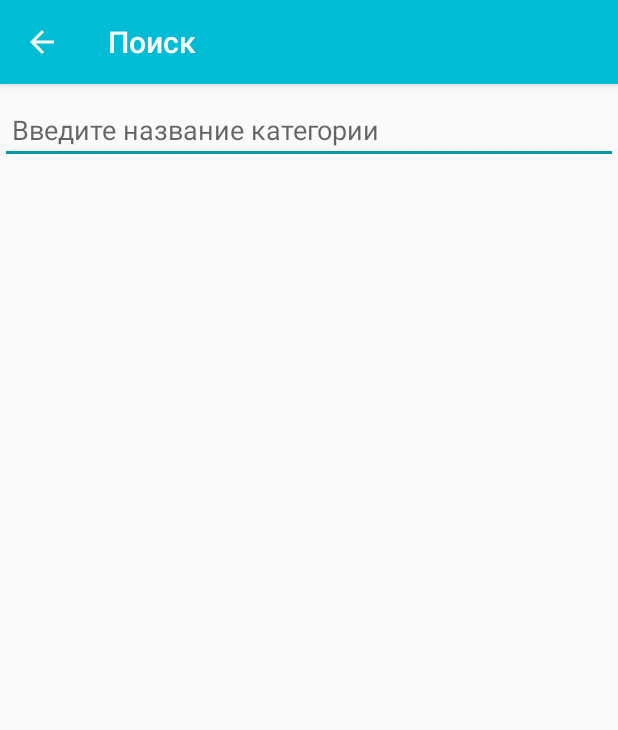
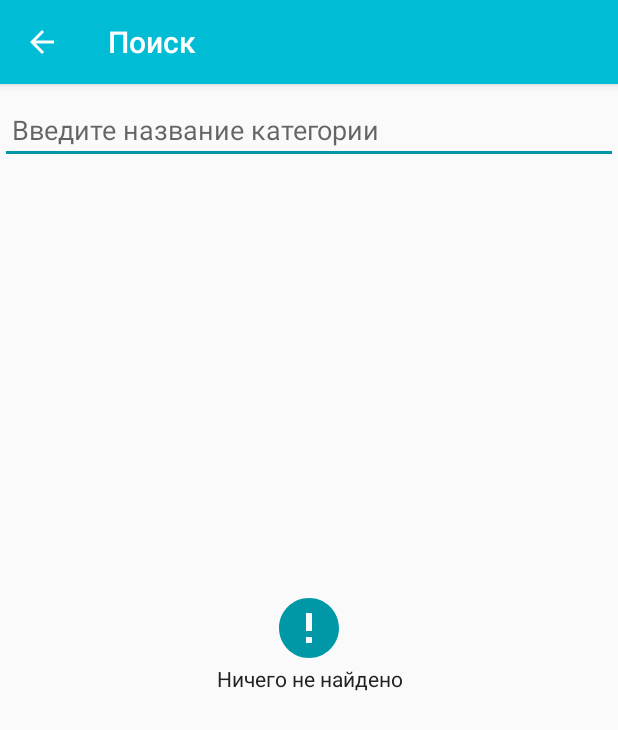
Before and after one commit to MardokUA/PythonSamples, an Android app: the SearchActivity screen opened directly, with no data from a screen before it, on a phone screen of 412 x 824 dp. Shown: the top 730 px of the screen. Run offline under Robolectric (Android 15) with nearby library versions, the phone set to English and light mode, and no system bars.

Commit message:
- search logic added;

```diff
--- a/app/src/main/AndroidManifest.xml
+++ b/app/src/main/AndroidManifest.xml
@@ -18,7 +18,8 @@
         </activity>
         <activity
             android:name=".search_activity.SearchActivity"
-            android:label="Поиск" />
+            android:label="Поиск"
+            android:windowSoftInputMode="adjustPan" />
     </application>
 
 </manifest>
--- a/app/src/main/java/com/soleren/pythonsamples/fragments/TitleFragment.java
+++ b/app/src/main/java/com/soleren/pythonsamples/fragments/TitleFragment.java
@@ -12,7 +12,7 @@ public class TitleFragment extends HierarchyFragment {
     @Override
     protected void createAdapter() {
         int viewCategory = ContentFactory.isSubMenuNeedExtendViewType() ? Const.VIEW_TYPE_NOTES : Const.VIEW_TYPE_CATEGORY;
-        mMainAdapter = new FragmentAdapter(ContentFactory.geTitlesList(), viewCategory);
+        mMainAdapter = new FragmentAdapter(ContentFactory.getTitlesList(), viewCategory);
     }
 
     @Override
--- a/app/src/main/java/com/soleren/pythonsamples/search_activity/SearchActivity.java
+++ b/app/src/main/java/com/soleren/pythonsamples/search_activity/SearchActivity.java
@@ -8,22 +8,26 @@ import android.support.v7.widget.Toolbar;
 import android.view.MenuItem;
 
 import com.soleren.pythonsamples.R;
-import com.soleren.pythonsamples.search_activity.adapter.SearchAdapter;
+import com.soleren.pythonsamples.model.Title;
 
-public class SearchActivity extends AppCompatActivity implements SearchContract.SearchView, SearchViewHolder.SearchFieldListener {
+import java.util.List;
+
+public class SearchActivity extends AppCompatActivity
+        implements SearchContract.SearchView, SearchViewHolder.SearchFieldListener {
 
     private Toolbar mToolBar;
     private SearchViewHolder mViewHolder;
-    private SearchAdapter mSearchAdapter;
+    private SearchPresenterImp mSearchPresenter;
 
     @Override
     protected void onCreate(@Nullable Bundle savedInstanceState) {
         super.onCreate(savedInstanceState);
         setContentView(R.layout.activity_search);
 
+        mSearchPresenter = new SearchPresenterImp();
+
         initToolBar();
         initViewHolder();
-        initAdapter();
     }
 
     private void initToolBar() {
@@ -40,13 +44,18 @@ public class SearchActivity extends AppCompatActivity implements SearchContract.
         mViewHolder.setSearchFieldListener(this);
     }
 
-    private void initAdapter() {
-
+    @Override
+    public void onTextChanged(String textQuery) {
+        if (mSearchPresenter != null) {
+            mSearchPresenter.onSearchRequestChanged(textQuery);
+        }
     }
 
     @Override
-    public void onTextChanged(String textQuery) {
-
+    public void updateSearchQuery(List<Title> queryTitles) {
+        if (mViewHolder != null) {
+            mViewHolder.updateQuery(queryTitles);
+        }
     }
 
     @Override
@@ -58,4 +67,16 @@ public class SearchActivity extends AppCompatActivity implements SearchContract.
         }
         return super.onOptionsItemSelected(item);
     }
+
+    @Override
+    protected void onStart() {
+        super.onStart();
+        mSearchPresenter.onBindView(this);
+    }
+
+    @Override
+    protected void onStop() {
+        super.onStop();
+        mSearchPresenter.onUnbindView(this);
+    }
 }
--- a/app/src/main/java/com/soleren/pythonsamples/search_activity/SearchContract.java
+++ b/app/src/main/java/com/soleren/pythonsamples/search_activity/SearchContract.java
@@ -1,16 +1,22 @@
 package com.soleren.pythonsamples.search_activity;
+
+import com.soleren.pythonsamples.model.Title;
+
+import java.util.List;
 
 interface SearchContract {
 
     interface Presenter {
 
+        void onBindView(SearchContract.SearchView view);
+
+        void onUnbindView(SearchContract.SearchView view);
+
+        void onSearchRequestChanged(String searchQuery);
     }
 
     interface SearchView {
 
-    }
-
-    interface Model {
-
+        void updateSearchQuery(List<Title> queryTitles);
     }
 }
--- a/app/src/main/java/com/soleren/pythonsamples/search_activity/SearchPresenterImp.java
+++ b/app/src/main/java/com/soleren/pythonsamples/search_activity/SearchPresenterImp.java
@@ -1,4 +1,43 @@
 package com.soleren.pythonsamples.search_activity;
 
-public class SearchPresenterImp implements SearchContract.Presenter {
+import com.soleren.pythonsamples.model.Title;
+import com.soleren.pythonsamples.utils.ContentFactory;
+
+import java.util.ArrayList;
+import java.util.List;
+
+class SearchPresenterImp implements SearchContract.Presenter {
+
+    private SearchContract.SearchView mSearchView;
+    private List<Title> mQueryList;
+
+    SearchPresenterImp() {
+        mQueryList = new ArrayList<>(250);
+    }
+
+    public void onBindView(SearchContract.SearchView view) {
+        mSearchView = view;
+    }
+
+    @Override
+    public void onUnbindView(SearchContract.SearchView view) {
+        mSearchView = null;
+    }
+
+    @Override
+    public void onSearchRequestChanged(String searchQuery) {
+        mQueryList.clear();
+        if (searchQuery.length() > 2) {
+            for (Title title : ContentFactory.getTitleList()) {
+                if (title.getTitle() != null && !title.getTitle().isEmpty() && !title.getTitleContent().isEmpty()) {
+                    if (title.getTitle().toLowerCase().contains(searchQuery.toLowerCase())) {
+                        mQueryList.add(title);
+                    }
+                }
+            }
+        }
+        if (mSearchView != null) {
+            mSearchView.updateSearchQuery(mQueryList);
+        }
+    }
 }
--- a/app/src/main/java/com/soleren/pythonsamples/search_activity/SearchViewHolder.java
+++ b/app/src/main/java/com/soleren/pythonsamples/search_activity/SearchViewHolder.java
@@ -1,25 +1,35 @@
 package com.soleren.pythonsamples.search_activity;
 
 import android.support.v7.widget.AppCompatEditText;
+import android.support.v7.widget.LinearLayoutManager;
 import android.support.v7.widget.RecyclerView;
 import android.text.Editable;
 import android.text.TextWatcher;
+import android.util.Log;
 import android.view.View;
 import android.widget.ImageView;
 import android.widget.TextView;
 
 import com.soleren.pythonsamples.R;
+import com.soleren.pythonsamples.model.Title;
+import com.soleren.pythonsamples.search_activity.adapter.SearchAdapter;
+
+import java.util.List;
 
 class SearchViewHolder {
 
+    private static String LOG_TAG = SearchViewHolder.class.getName();
+
     private AppCompatEditText mSearchField;
     private ImageView mSearchErrorImage;
-    private TextView mSearchText;
+    private TextView mSearchErrorText;
     private RecyclerView mRecycler;
 
+    private SearchAdapter mSearchAdapter;
     private SearchFieldListener mSearchFieldListener;
 
     private SearchViewHolder() {
+        mSearchAdapter = new SearchAdapter();
     }
 
     static SearchViewHolder initViewHolder() {
@@ -27,11 +37,20 @@ class SearchViewHolder {
     }
 
     SearchViewHolder withContainer(View container) {
-        mSearchField = (AppCompatEditText) container.findViewById(R.id.search_field);
+        mSearchErrorText = (TextView) container.findViewById(R.id.search_error_text);
         mSearchErrorImage = (ImageView) container.findViewById(R.id.search_error_image);
         mRecycler = (RecyclerView) container.findViewById(R.id.search_recycler);
+
+        mSearchField = (AppCompatEditText) container.findViewById(R.id.search_field);
         mSearchField.addTextChangedListener(mTextWatcher);
+        initRecycler(container);
         return this;
+    }
+
+    private void initRecycler(View container) {
+        RecyclerView.LayoutManager manager = new LinearLayoutManager(container.getContext());
+        mRecycler.setLayoutManager(manager);
+        mRecycler.setAdapter(mSearchAdapter);
     }
 
     private TextWatcher mTextWatcher = new TextWatcher() {
@@ -49,6 +68,7 @@ class SearchViewHolder {
         public void afterTextChanged(Editable editable) {
             if (mSearchFieldListener != null) {
                 mSearchFieldListener.onTextChanged(editable.toString());
+                Log.i(LOG_TAG, editable.toString());
             }
         }
     };
@@ -57,6 +77,21 @@ class SearchViewHolder {
         mSearchFieldListener = searchFieldListener;
     }
 
+    void updateQuery(List<Title> queryTitles) {
+        changeErrorViewVisibility(queryTitles.isEmpty());
+        mSearchAdapter.updateAdapter(queryTitles);
+    }
+
+    private void changeErrorViewVisibility(boolean isShow) {
+        if (isShow) {
+            mSearchErrorText.setVisibility(View.VISIBLE);
+            mSearchErrorImage.setVisibility(View.VISIBLE);
+        } else {
+            mSearchErrorText.setVisibility(View.GONE);
+            mSearchErrorImage.setVisibility(View.GONE);
+        }
+    }
+
     interface SearchFieldListener {
         void onTextChanged(String textQuery);
     }
--- a/app/src/main/java/com/soleren/pythonsamples/utils/ContentFactory.java
+++ b/app/src/main/java/com/soleren/pythonsamples/utils/ContentFactory.java
@@ -82,7 +82,7 @@ public class ContentFactory {
         return mContentList.get(mCurrentMenuKey).getSubMenuTitlesList();
     }
 
-    public static List<String> geTitlesList() {
+    public static List<String> getTitlesList() {
         return mContentList.get(mCurrentMenuKey).getTitlesList(mCurrentSubMenuKey);
     }
 
--- a/app/src/main/res/layout/activity_search.xml
+++ b/app/src/main/res/layout/activity_search.xml
@@ -32,6 +32,7 @@
         android:layout_marginTop="8dp"
         android:hint="@string/search_hint_text"
         android:inputType="text"
+        android:imeOptions="actionDone"
         android:maxLines="1"
         android:minHeight="20dp"
         android:paddingLeft="8dp"
@@ -44,21 +45,27 @@
     <android.support.v7.widget.RecyclerView
         android:id="@+id/search_recycler"
         android:layout_width="0dp"
-        android:layout_height="444dp"
+        android:layout_height="0dp"
         android:layout_marginTop="8dp"
+        app:layout_constraintBottom_toBottomOf="parent"
+        app:layout_constraintHorizontal_bias="0.0"
         app:layout_constraintLeft_toLeftOf="parent"
         app:layout_constraintRight_toRightOf="parent"
-        app:layout_constraintTop_toBottomOf="@+id/search_field" />
+        app:layout_constraintTop_toBottomOf="@+id/search_field"
+        app:layout_constraintVertical_bias="0.0" />
 
     <ImageView
         android:id="@+id/search_error_image"
         android:layout_width="wrap_content"
         android:layout_height="wrap_content"
-        android:visibility="gone"
+        android:layout_marginBottom="8dp"
+        android:layout_marginTop="0dp"
+        android:visibility="visible"
         app:layout_constraintBottom_toBottomOf="parent"
         app:layout_constraintLeft_toLeftOf="parent"
         app:layout_constraintRight_toRightOf="parent"
         app:layout_constraintTop_toBottomOf="@+id/search_field"
+        app:layout_constraintVertical_bias="0.433"
         app:srcCompat="@drawable/ic_search_error" />
 
     <TextView
@@ -67,7 +74,7 @@
         android:layout_height="wrap_content"
         android:gravity="center"
         android:text="@string/search_error_text"
-        android:visibility="gone"
+        android:visibility="visible"
         app:layout_constraintLeft_toLeftOf="parent"
         app:layout_constraintRight_toRightOf="parent"
         app:layout_constraintTop_toBottomOf="@+id/search_error_image" />
```
Also changed, not shown: app/src/main/java/com/soleren/pythonsamples/search_activity/adapter/SearchAdapter.java (+28 -4 lines), app/src/main/res/layout/search_view.xml (added, +33 -0 lines).
